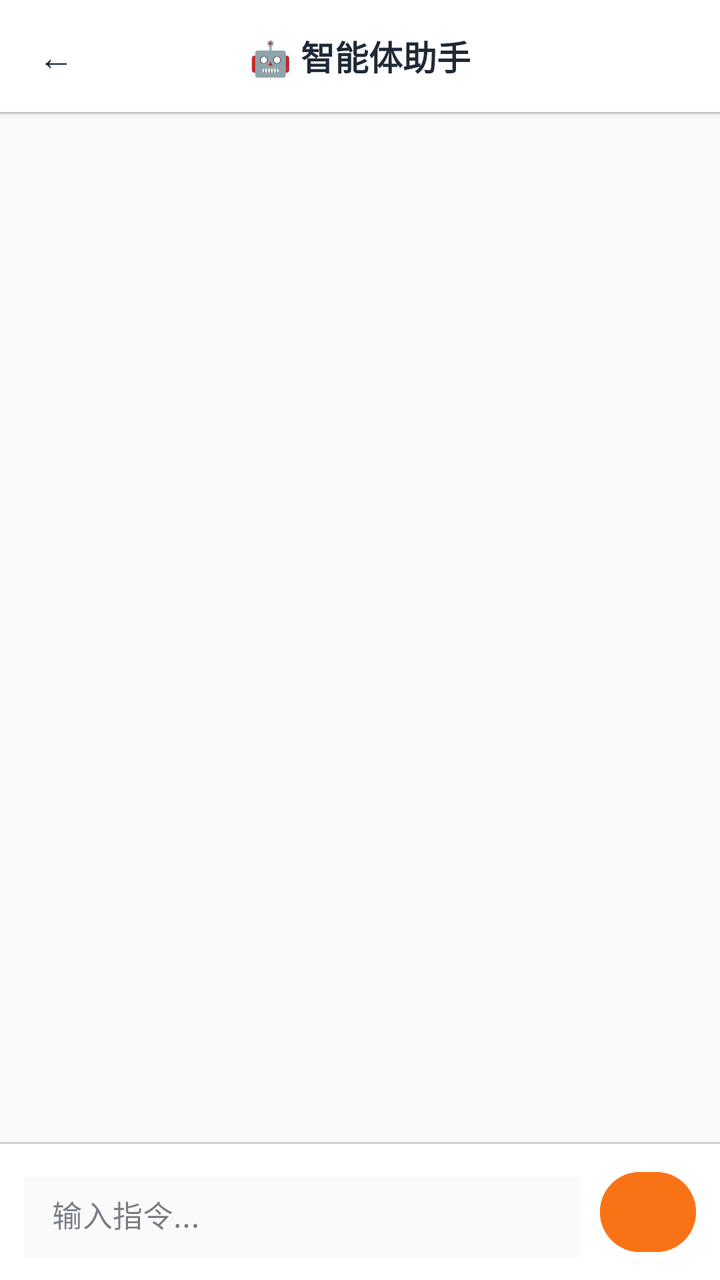
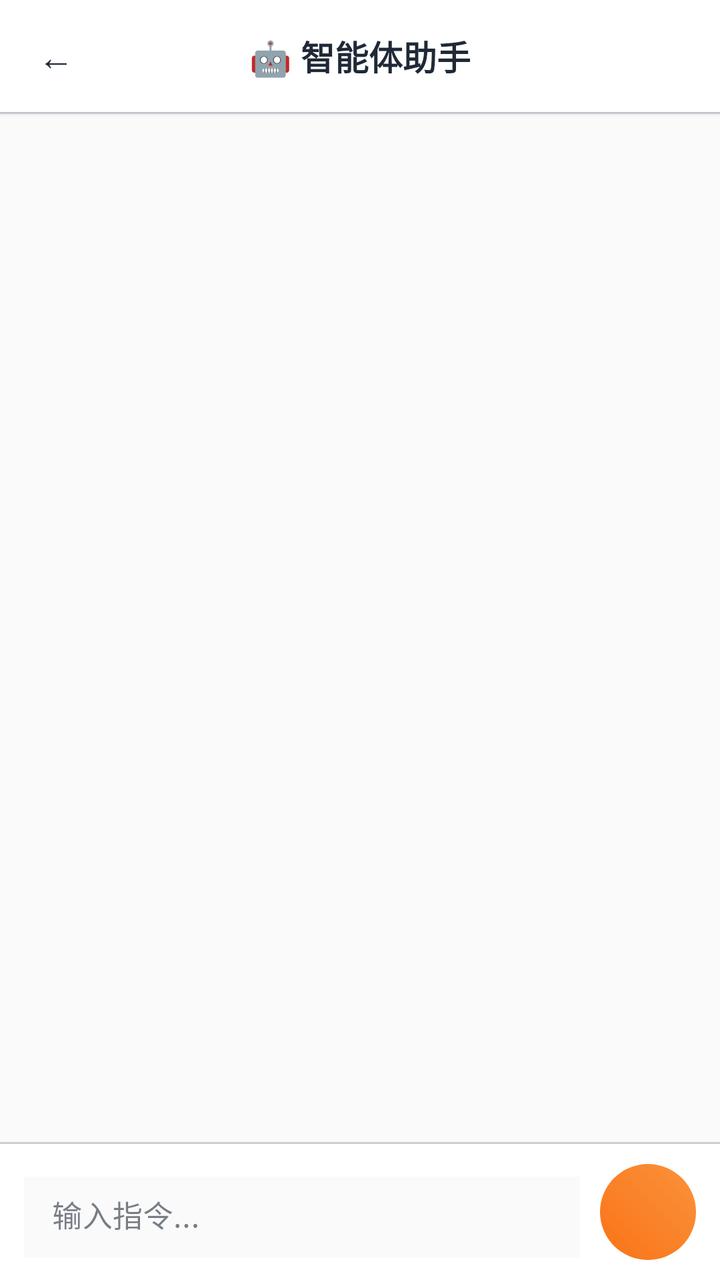

Before-and-after screenshots of an Android layout around one commit, followed by the original layout XML and the change that was made.
<!-- AndroidManifest.xml: application theme Theme.ClothingSI -->
<!-- res/layout/activity_agent.xml -->
<?xml version="1.0" encoding="utf-8"?>
<LinearLayout xmlns:android="http://schemas.android.com/apk/res/android"
    xmlns:app="http://schemas.android.com/apk/res-auto"
    android:layout_width="match_parent"
    android:layout_height="match_parent"
    android:orientation="vertical"
    android:background="@color/md_surface_container_low">

    
    <LinearLayout
        android:layout_width="match_parent"
        android:layout_height="56dp"
        android:orientation="horizontal"
        android:gravity="center_vertical"
        android:background="@color/md_surface"
        android:elevation="2dp"
        android:paddingHorizontal="8dp">

        <TextView
            android:id="@+id/btn_back"
            android:layout_width="40dp"
            android:layout_height="40dp"
            android:text="←"
            android:textSize="18sp"
            android:textColor="@color/md_on_surface"
            android:gravity="center"
            android:background="@drawable/circle_bg"
            android:clickable="true"
            android:focusable="true" />

        <TextView
            android:layout_width="0dp"
            android:layout_height="wrap_content"
            android:layout_weight="1"
            android:text="🤖 智能体助手"
            android:textSize="17sp"
            android:textStyle="bold"
            android:textColor="@color/md_on_surface"
            android:gravity="center"
            android:layout_marginEnd="40dp" />
    </LinearLayout>

    <View
        android:layout_width="match_parent"
        android:layout_height="1dp"
        android:background="@color/md_outline_variant" />

    
    <ScrollView
        android:id="@+id/scroll_chat"
        android:layout_width="match_parent"
        android:layout_height="0dp"
        android:layout_weight="1"
        android:padding="16dp"
        android:paddingBottom="8dp"
        android:fillViewport="true"
        android:background="@color/md_surface_container_low">

        <LinearLayout
            android:id="@+id/chat_container"
            android:layout_width="match_parent"
            android:layout_height="wrap_content"
            android:orientation="vertical" />
    </ScrollView>

    
    <View
        android:layout_width="match_parent"
        android:layout_height="1dp"
        android:background="@color/md_outline_variant" />

    <LinearLayout
        android:layout_width="match_parent"
        android:layout_height="wrap_content"
        android:orientation="horizontal"
        android:gravity="center_vertical"
        android:background="@color/md_surface"
        android:paddingHorizontal="12dp"
        android:paddingVertical="10dp"
        android:elevation="4dp">

        <com.google.android.material.textfield.TextInputLayout
            android:layout_width="0dp"
            android:layout_height="wrap_content"
            android:layout_weight="1"
            style="@style/Widget.MaterialComponents.TextInputLayout.OutlinedBox"
            app:boxCornerRadiusTopEnd="24dp"
            app:boxCornerRadiusTopStart="24dp"
            app:boxCornerRadiusBottomEnd="24dp"
            app:boxCornerRadiusBottomStart="24dp"
            app:boxStrokeColor="@color/md_outline"
            app:boxStrokeWidth="1dp"
            android:hint="输入指令...">

            <com.google.android.material.textfield.TextInputEditText
                android:id="@+id/et_input"
                android:layout_width="match_parent"
                android:layout_height="wrap_content"
                android:inputType="text"
                android:maxLines="3"
                android:textSize="15sp"
                android:background="@color/md_surface_container_low"
                android:paddingVertical="10dp"
                android:paddingHorizontal="14dp" />
        </com.google.android.material.textfield.TextInputLayout>

        <com.google.android.material.button.MaterialButton
            android:id="@+id/btn_send"
            android:layout_width="48dp"
            android:layout_height="48dp"
            android:text="➤"
            android:textSize="18sp"
            app:cornerRadius="24dp"
            android:backgroundTint="@color/md_primary"
            android:textColor="@color/md_on_primary"
            android:layout_marginStart="10dp" />
    </LinearLayout>

</LinearLayout>
<!-- resources referenced by this layout -->
<resources>
  <color name="md_on_primary">#FFFFFF</color>
  <color name="md_on_surface">#1F2937</color>
  <color name="md_outline">#9CA3AF</color>
  <color name="md_outline_variant">#D1D5DB</color>
  <color name="md_primary">#F97316</color>
  <color name="md_surface">#FFFFFF</color>
  <color name="md_surface_container_low">#FAFAFA</color>
  <!-- drawable circle_bg (drawable) -->
  <?xml version="1.0" encoding="utf-8"?>
  <shape xmlns:android="http://schemas.android.com/apk/res/android" android:shape="oval">
      <solid android:color="#26FFFFFF" />
  </shape>
  <style name="Theme.ClothingSI" parent="Theme.Material3.Light.NoActionBar">
          
          <item name="colorPrimary">@color/md_primary</item>
          <item name="colorOnPrimary">@color/md_on_primary</item>
          <item name="colorPrimaryContainer">@color/md_primary_container</item>
          <item name="colorOnPrimaryContainer">@color/md_on_primary_container</item>
  
          
          <item name="colorSecondary">@color/md_secondary</item>
          <item name="colorOnSecondary">@color/md_on_secondary</item>
          <item name="colorSecondaryContainer">@color/md_secondary_container</item>
          <item name="colorOnSecondaryContainer">@color/md_on_secondary_container</item>
  
          
          <item name="android:colorBackground">@color/md_surface_container_low</item>
          <item name="colorSurface">@color/md_surface</item>
          <item name="colorOnSurface">@color/md_on_surface</item>
          <item name="colorOnSurfaceVariant">@color/md_on_surface_variant</item>
  
          
          <item name="colorOutline">@color/md_outline</item>
          <item name="colorOutlineVariant">@color/md_outline_variant</item>
  
          
          <item name="colorError">@color/md_error</item>
          <item name="colorOnError">@color/md_on_error</item>
  
          
          <item name="android:statusBarColor">@android:color/transparent</item>
          <item name="android:navigationBarColor">@color/md_surface</item>
          <item name="android:windowLightStatusBar">true</item>
  
          
          <item name="android:fontFamily">sans-serif</item>
          <item name="android:textViewStyle">@style/TextView.Base</item>
      </style>
  <color name="md_primary_container">#FFF7ED</color>
  <color name="md_on_primary_container">#5C3D00</color>
  <color name="md_secondary">#2563EB</color>
  <color name="md_on_secondary">#FFFFFF</color>
  <color name="md_secondary_container">#DBEAFE</color>
  <color name="md_on_secondary_container">#001A3E</color>
  <color name="md_on_surface_variant">#9CA3AF</color>
  <color name="md_error">#EF4444</color>
  <color name="md_on_error">#FFFFFF</color>
  <style name="TextView.Base" parent="android:Widget.TextView">
          <item name="android:fontFamily">sans-serif</item>
      </style>
</resources>

<!-- the commit's change to res/layout/activity_agent.xml (unified diff, before → after) -->
@@ -111,7 +111,7 @@
             android:text="➤"
             android:textSize="18sp"
             app:cornerRadius="24dp"
-            android:backgroundTint="@color/md_primary"
+            android:background="@drawable/btn_gradient_primary" app:backgroundTint="@null"
             android:textColor="@color/md_on_primary"
             android:layout_marginStart="10dp" />
     </LinearLayout>
<!-- resource entries referenced after the edit -->
@@ -7,6 +7,15 @@
   <color name="md_primary">#F97316</color>
   <color name="md_surface">#FFFFFF</color>
   <color name="md_surface_container_low">#FAFAFA</color>
+  <!-- drawable btn_gradient_primary (drawable) -->
+  <?xml version="1.0" encoding="utf-8"?>
+  <shape xmlns:android="http://schemas.android.com/apk/res/android" android:shape="rectangle">
+      <corners android:radius="26dp" />
+      <gradient
+          android:startColor="#F97316"
+          android:endColor="#FB923C"
+          android:angle="45" />
+  </shape>
   <!-- drawable circle_bg (drawable) -->
   <?xml version="1.0" encoding="utf-8"?>
   <shape xmlns:android="http://schemas.android.com/apk/res/android" android:shape="oval">
